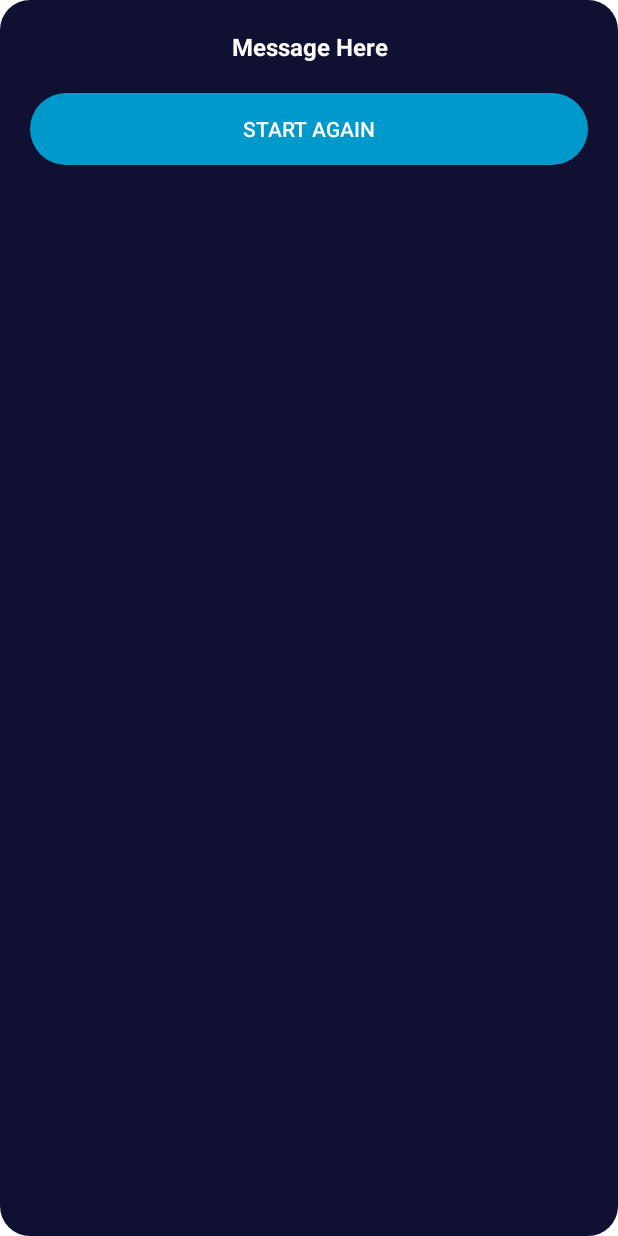
After one commit to Tweeel/toc-tac-toe-app, an Android app: the layout activity_win_dialog.xml on its own in the app's theme, with its tools: preview values and no code run, on a phone screen of 412 x 824 dp. The commit adds this screen. Run offline under Robolectric (Android 15) with nearby library versions, the phone set to English and light mode, and no system bars.

Commit message:
nearly ended

```diff
--- /dev/null
+++ b/app/src/main/res/layout/activity_win_dialog.xml
@@ -0,0 +1,35 @@
+<?xml version="1.0" encoding="utf-8"?>
+<RelativeLayout
+    xmlns:android="http://schemas.android.com/apk/res/android"
+    xmlns:tools="http://schemas.android.com/tools"
+    android:layout_width="match_parent"
+    android:layout_height="match_parent"
+    android:background="@drawable/round_back_blue_border"
+    tools:context=".WinDialog">
+    <LinearLayout
+        android:layout_width="match_parent"
+        android:layout_height="wrap_content"
+        android:orientation="vertical">
+        <TextView
+            android:id="@+id/winnerText"
+            android:layout_width="match_parent"
+            android:layout_height="wrap_content"
+            android:gravity="center"
+            android:layout_marginTop="20dp"
+            android:layout_marginStart="20dp"
+            android:layout_marginEnd="20dp"
+            android:text="Message Here"
+            android:textColor="#FFFFFF"
+            android:textSize="16sp"
+            android:textStyle="bold"/>
+        <androidx.appcompat.widget.AppCompatButton
+            android:id="@+id/startAgainBtn"
+            android:layout_width="match_parent"
+            android:layout_height="wrap_content"
+            android:layout_margin="20dp"
+            android:background="@drawable/rounded_back_blue1000"
+            android:textColor="#FFFFFF"
+            android:text="Start Again"/>
+    </LinearLayout>
+
+</RelativeLayout>
```
Also changed, not shown: app/src/main/java/com/example/toc_tac_toe_app/MainActivity.java (+55 -13 lines), app/src/main/java/com/example/toc_tac_toe_app/WinDialog.java (added, +43 -0 lines), app/src/main/res/drawable/transparent.png (added).
